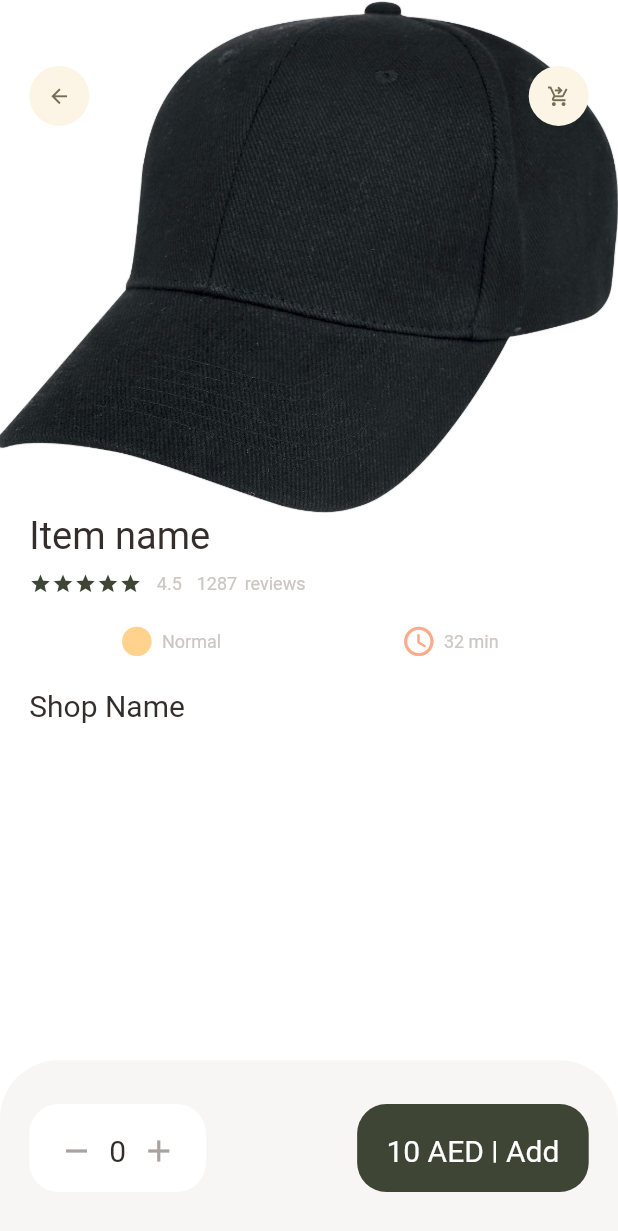
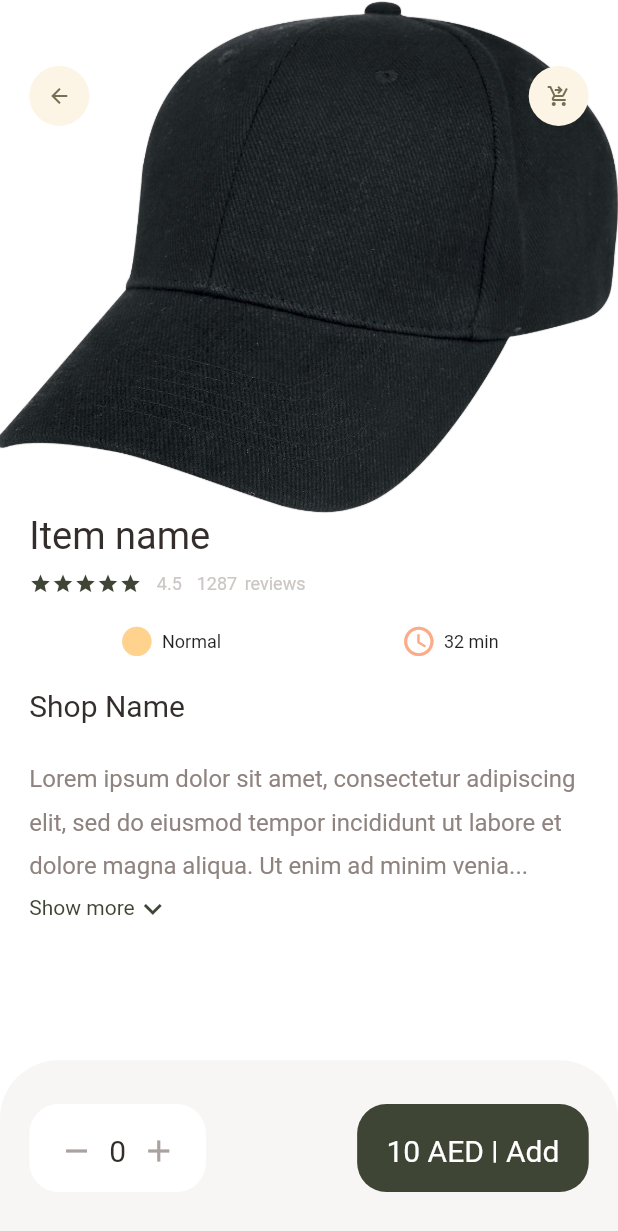
Before and after one commit to Hussain-Aziz/Mashghal, a Flutter app: the screen it shows after launch, on a phone screen of 412 x 824 dp. Shown: the top 1231 px of the screen. Run offline on Flutter 3.47's test engine with Material 2 defaults, Android fonts, the phone set to English and light mode, and no system bars; our stand-ins replace dots_indicator, get.

```diff
--- a/lib/pages/items/popular_item_detail.dart
+++ b/lib/pages/items/popular_item_detail.dart
@@ -1,6 +1,8 @@
 import 'package:flutter/cupertino.dart';
 import 'package:flutter/material.dart';
+import 'package:mushaghal/utils/consts.dart';
 import 'package:mushaghal/widgets/app_column.dart';
+import 'package:mushaghal/widgets/expandable_text.dart';
 
 import '../../utils/colors.dart';
 import '../../utils/dimensions.dart';
@@ -26,9 +28,7 @@ class PopularItemDetail extends StatelessWidget {
                 decoration: const BoxDecoration(
                     image: DecorationImage(
                         fit: BoxFit.cover,
-                        image: AssetImage("assets/images/placeHolder.png")
-                    )
-                ),
+                        image: AssetImage("assets/images/placeHolder.png"))),
               ),
             ),
             Positioned(
@@ -50,29 +50,30 @@ class PopularItemDetail extends StatelessWidget {
                 child: Container(
                   padding: EdgeInsets.all(Dimensions.l20),
                   decoration: BoxDecoration(
-                      borderRadius: BorderRadius.only(
-                          topRight: Radius.circular(Dimensions.l20),
-                          topLeft: Radius.circular(Dimensions.l20)
-                      ),
+                    borderRadius: BorderRadius.only(
+                        topRight: Radius.circular(Dimensions.l20),
+                        topLeft: Radius.circular(Dimensions.l20)),
                   ),
                   child: SingleChildScrollView(
                     child: Column(
                       crossAxisAlignment: CrossAxisAlignment.start,
                       children: [
-                        AppColumn(text: "Item name"),
+                        const AppColumn(text: "Item name"),
                         SizedBox(height: Dimensions.l20),
                         BigText(text: "Shop Name"),
                         SizedBox(height: Dimensions.l20),
+                        const ExpandableTextWidget(
+                            text: Consts.longPlaceHolderDesc)
                       ],
                     ),
                   ),
-                )
-            )
+                ))
           ],
         ),
         bottomNavigationBar: Container(
           height: Dimensions.bottomBarHeight,
-          padding: EdgeInsets.symmetric(vertical: Dimensions.l30, horizontal: Dimensions.l20),
+          padding: EdgeInsets.symmetric(
+              vertical: Dimensions.l30, horizontal: Dimensions.l20),
           decoration: BoxDecoration(
             color: AppColors.buttonBackgroundColor,
             borderRadius: BorderRadius.only(
@@ -105,11 +106,12 @@ class PopularItemDetail extends StatelessWidget {
                     borderRadius: BorderRadius.circular(Dimensions.l20),
                     color: AppColors.mainColor,
                   ),
-                  child: BigText(text: "10 AED | Add", color: Colors.white,)
-              ),
+                  child: BigText(
+                    text: "10 AED | Add",
+                    color: Colors.white,
+                  )),
             ],
           ),
-        )
-    );
+        ));
   }
 }
--- /dev/null
+++ b/lib/utils/consts.dart
@@ -0,0 +1,4 @@
+class Consts {
+  static const String longPlaceHolderDesc =
+      "Lorem ipsum dolor sit amet, consectetur adipiscing elit, sed do eiusmod tempor incididunt ut labore et dolore magna aliqua. Ut enim ad minim veniam, quis nostrud exercitation ullamco laboris nisi ut aliquip ex ea commodo consequat. Duis aute irure dolor in reprehenderit in voluptate velit esse cillum dolore eu fugiat nulla pariatur. Excepteur sint occaecat cupidatat non proident, sunt in culpa qui officia deserunt mollit anim id est laborum.";
+}
--- a/lib/utils/dimensions.dart
+++ b/lib/utils/dimensions.dart
@@ -1,5 +1,6 @@
 import 'package:get/get.dart';
-class Dimensions{
+
+class Dimensions {
   static double screenHeight = Get.context!.height;
   static double screenWidth = Get.context!.width;
 
@@ -7,10 +8,12 @@ class Dimensions{
   static double l10 = screenHeight / 84.4;
   static double l15 = screenHeight / 56.27;
   static double l20 = screenHeight / 42.2;
+  static double l24 = screenHeight / 35.17;
   static double l26 = screenHeight / 32.46;
   static double l30 = screenHeight / 28.13;
   static double l40 = screenHeight / 21.1;
   static double l45 = screenHeight / 18.76;
+  static double l80 = screenHeight / 1.055;
 
   /*84.4: 10
   56.27: 15
@@ -27,5 +30,4 @@ class Dimensions{
   static double iconSize24 = screenHeight / 35.17;
   static double iconSize16 = screenHeight / 52.75;
   static double bottomBarHeight = screenHeight / 7.03;
-
 }
--- a/lib/widgets/app_icon.dart
+++ b/lib/widgets/app_icon.dart
@@ -1,4 +1,5 @@
 import 'package:flutter/cupertino.dart';
+import 'package:flutter/material.dart';
 import 'package:mushaghal/utils/dimensions.dart';
 
 class AppIcon extends StatelessWidget {
@@ -6,11 +7,15 @@ class AppIcon extends StatelessWidget {
   final Color backgroundColor;
   final Color iconColor;
   final double size;
-  const AppIcon({Key? key,
-    required this.icon,
-    this.backgroundColor = const Color(0xFFfcf4e4),
-    this.iconColor = const Color(0xFF756d54),
-    this.size = 40}) : super(key: key);
+  final double iconSize;
+  const AppIcon(
+      {Key? key,
+      required this.icon,
+      this.backgroundColor = const Color(0xFFfcf4e4),
+      this.iconColor = const Color(0xFF756d54),
+      this.size = 40,
+      this.iconSize = 16})
+      : super(key: key);
 
   @override
   Widget build(BuildContext context) {
@@ -18,13 +23,13 @@ class AppIcon extends StatelessWidget {
       width: size,
       height: size,
       decoration: BoxDecoration(
-        borderRadius: BorderRadius.circular(size/2),
+        borderRadius: BorderRadius.circular(size / 2),
         color: backgroundColor,
       ),
       child: Icon(
         icon,
         color: iconColor,
-        size: Dimensions.iconSize16,
+        size: iconSize,
       ),
     );
   }
--- /dev/null
+++ b/lib/widgets/expandable_text.dart
@@ -0,0 +1,87 @@
+import 'package:flutter/material.dart';
+import 'package:mushaghal/widgets/small_text.dart';
+
+import '../utils/colors.dart';
+import '../utils/dimensions.dart';
+
+class ExpandableTextWidget extends StatefulWidget {
+  final String text;
+
+  const ExpandableTextWidget({super.key, required this.text});
+
+  @override
+  State<ExpandableTextWidget> createState() => _ExpandableTextWidgetState();
+}
+
+class _ExpandableTextWidgetState extends State<ExpandableTextWidget> {
+  late String firstHalf;
+  late String secondHalf;
+
+  bool flag = true;
+  double textHeight = Dimensions.screenHeight / 5.63;
+  @override
+  void initState() {
+    super.initState();
+    if (widget.text.length > textHeight) {
+      firstHalf = widget.text.substring(0, textHeight.toInt());
+      secondHalf =
+          widget.text.substring(textHeight.toInt() + 1, widget.text.length);
+    } else {
+      firstHalf = widget.text;
+      secondHalf = "";
+    }
+  }
+
+  @override
+  Widget build(BuildContext context) {
+    return Container(
+      margin: EdgeInsets.only(bottom: Dimensions.l80),
+      child: secondHalf.isEmpty
+          ? SmallText(
+              size: 16,
+              text: firstHalf,
+              color: AppColors.paraColor,
+              height: 1.8,
+            )
+          : Column(
+              children: <Widget>[
+                SmallText(
+                  size: 16,
+                  height: 1.8,
+                  text: flag ? ("$firstHalf...") : (firstHalf + secondHalf),
+                  color: AppColors.paraColor,
+                ),
+                const SizedBox(
+                  height: 5,
+                ),
+                InkWell(
+                  child: Row(
+                    mainAxisAlignment: MainAxisAlignment.start,
+                    children: <Widget>[
+                      SmallText(
+                        text: flag ? "Show more" : "Show less",
+                        color: AppColors.mainColor,
+                        size: 14,
+                      ),
+                      Icon(
+                        flag
+                            ? Icons.keyboard_arrow_down_outlined
+                            : Icons.keyboard_arrow_up_outlined,
+                        color: AppColors.mainColor,
+                      )
+                    ],
+                  ),
+                  onTap: () {
+                    setState(() {
+                      flag = !flag;
+                    });
+                  },
+                ),
+                const SizedBox(
+                  height: 50,
+                )
+              ],
+            ),
+    );
+  }
+}
--- a/lib/widgets/icon_and_text_widget.dart
+++ b/lib/widgets/icon_and_text_widget.dart
@@ -3,23 +3,29 @@ import 'package:mushaghal/utils/dimensions.dart';
 import 'package:mushaghal/widgets/small_text.dart';
 
 class IconAndTextWidget extends StatelessWidget {
-
   final IconData icon;
   final String text;
   final Color iconColor;
+  final Color? color;
 
-  const IconAndTextWidget({Key? key,
-    required this.icon,
-    required this.text,
-    required this.iconColor}) : super(key: key);
+  const IconAndTextWidget(
+      {Key? key,
+      required this.icon,
+      required this.text,
+      required this.iconColor,
+      this.color})
+      : super(key: key);
 
   @override
   Widget build(BuildContext context) {
     return Row(
       children: [
-        Icon(icon, color:iconColor, size: Dimensions.iconSize24),
+        Icon(icon, color: iconColor, size: Dimensions.iconSize24),
         const SizedBox(width: 5),
-        SmallText(text: text)
+        SmallText(
+          text: text,
+          color: color,
+        )
       ],
     );
   }
```
Also changed, not shown: lib/controllers/popular_product_controller.dart (added, +21 -0 lines), lib/pages/items/recomended_item_detail.dart (added, +139 -0 lines).
